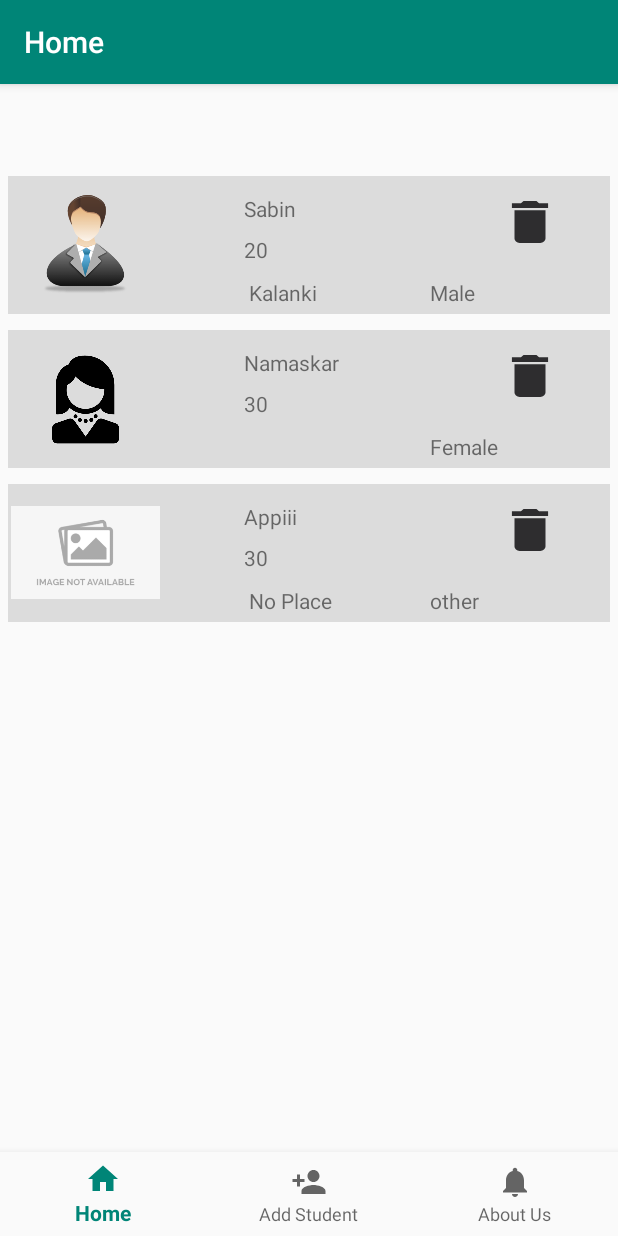
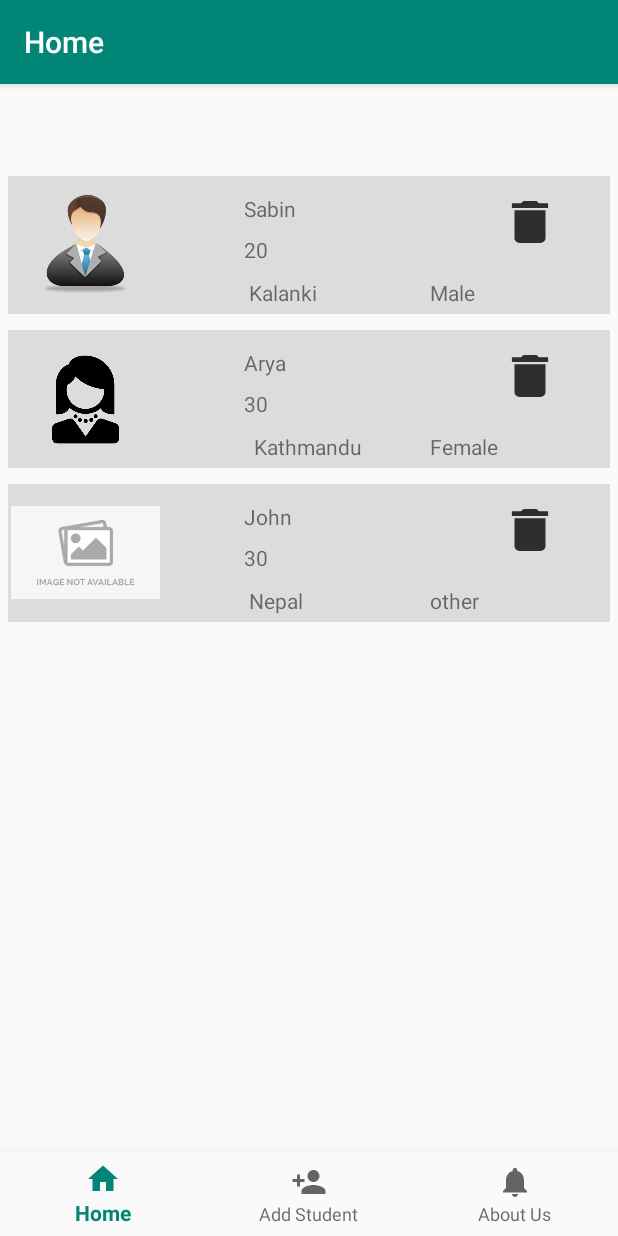
Before and after one commit to sabing123/eSoftwarica, an Android app: the HomeFragment screen opened directly, with no data from a screen before it, on a phone screen of 412 x 824 dp. Run offline under Robolectric (Android 15) with nearby library versions, the phone set to English and light mode, and no system bars; our stand-ins replace navigation-ui.

Commit message:
Completed Assignment

```diff
--- a/app/src/main/AndroidManifest.xml
+++ b/app/src/main/AndroidManifest.xml
@@ -1,7 +1,7 @@
 <?xml version="1.0" encoding="utf-8"?>
 <manifest xmlns:android="http://schemas.android.com/apk/res/android"
     package="com.sabin.esoftwarica">
-    <uses-permission android:name="android.permission.INTERNET"/>
+
 
     <application
         android:allowBackup="true"
@@ -23,4 +23,6 @@
         </activity>
     </application>
 
+    <uses-permission android:name="android.permission.INTERNET"/>
+
 </manifest>
--- a/app/src/main/java/com/sabin/esoftwarica/LoginActivity.java
+++ b/app/src/main/java/com/sabin/esoftwarica/LoginActivity.java
@@ -48,7 +48,7 @@ public class LoginActivity extends AppCompatActivity {
 
                 if (Objects.equals(Uname, "softwarica") && Objects.equals(psw, "coventry")) {
                     Toast.makeText(getApplicationContext(),
-                            "Redirecting...", Toast.LENGTH_SHORT).show();
+                            "Login...", Toast.LENGTH_SHORT).show();
 
                     Intent dashboard = new Intent(LoginActivity.this, MainActivity.class);
                     startActivity(dashboard);
--- a/app/src/main/java/com/sabin/esoftwarica/ui/home/HomeFragment.java
+++ b/app/src/main/java/com/sabin/esoftwarica/ui/home/HomeFragment.java
@@ -16,6 +16,8 @@ import androidx.recyclerview.widget.RecyclerView;
 import com.sabin.esoftwarica.R;
 import com.sabin.esoftwarica.ui.ContactsAdapter;
 import com.sabin.esoftwarica.ui.Contacts;
+import com.sabin.esoftwarica.ui.dashboard.DashboardFragment;
+import com.sabin.esoftwarica.ui.dashboard.Student;
 
 import java.util.ArrayList;
 import java.util.List;
@@ -23,6 +25,7 @@ import java.util.List;
 public class HomeFragment extends Fragment {
 
 public static List<Contacts> contactsList  = new ArrayList<>();
+List<Student> students = new ArrayList<>();
      private RecyclerView recyclerView;
 
 
@@ -31,19 +34,25 @@ public static List<Contacts> contactsList  = new ArrayList<>();
                              ViewGroup container, Bundle savedInstanceState) {
 
         View view = inflater.inflate(R.layout.fragment_home, container, false);
-        recyclerView = view.findViewById(R.id.recyclerview);
 
 
-        final List<Contacts> contactsList = new ArrayList<>();
-        contactsList.add(new Contacts("Sabin","20","Male","Kalanki",R.drawable.men,""));
-        contactsList.add(new Contacts("Namaskar","30","Female","",R.drawable.women,""));
-        contactsList.add(new Contacts("Appiii","30","other","No Place",R.drawable.other,""));
+        recyclerView = view.findViewById(R.id.recyclerview);
+if(HomeFragment.contactsList.isEmpty()) {
+    final List<Contacts> contactsList = new ArrayList<>();
+    contactsList.add(new Contacts("Sabin", "20", "Male", "Kalanki", R.drawable.men, ""));
+    contactsList.add(new Contacts("Arya", "30", "Female", " Kathmandu", R.drawable.women, ""));
+    contactsList.add(new Contacts("John", "30", "other", "Nepal", R.drawable.other, ""));
 
+    final ContactsAdapter contactsAdapter = new ContactsAdapter(getContext(), contactsList);
+    recyclerView.setAdapter(contactsAdapter);
+    recyclerView.setLayoutManager(new LinearLayoutManager(getContext()));
+}else {
+    Student student = new Student(getContext(), students);
+    RecyclerView.LayoutManager layoutManager = new LinearLayoutManager(this.getContext());
 
+    recyclerView.setLayoutManager(layoutManager);
+}
 
-        final ContactsAdapter contactsAdapter = new ContactsAdapter(getContext(), contactsList);
-        recyclerView.setAdapter(contactsAdapter);
-        recyclerView.setLayoutManager(new LinearLayoutManager(getContext()));
 
         return view;
 
```
Also changed, not shown: app/src/main/java/com/sabin/esoftwarica/ui/dashboard/DashboardFragment.java (+45 -19 lines), app/src/main/java/com/sabin/esoftwarica/ui/notifications/NotificationsFragment.java (+0 -12 lines), app/src/main/res/layout/fragment_dashboard.xml (+5 -5 lines).
